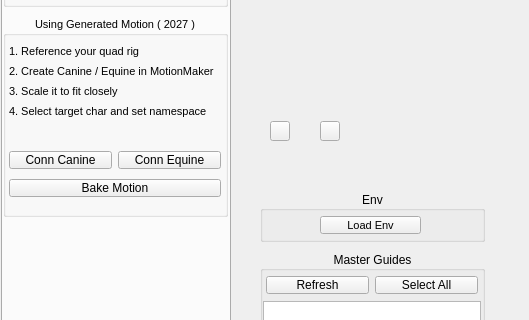
Before: the Qt Designer form nl_modules/nl_rigging_tools.ui in nickyliux/nl_rigging_tools, drawn with Qt 5; both pictures show x 0 to 529 and y 109 to 429 of the 529 by 901 pixel window.
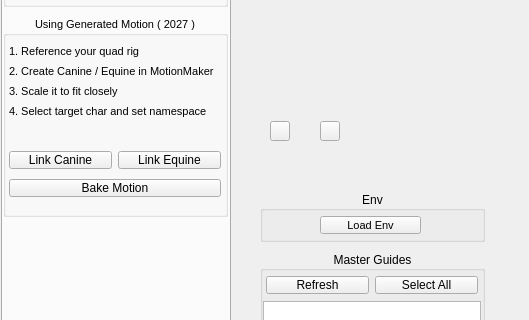
After: the same form once the commit is applied. The open tabs and pages were chosen to show the change.

The edit to the form file:
```diff
--- a/nl_modules/nl_rigging_tools.ui
+++ b/nl_modules/nl_rigging_tools.ui
@@ -3888,7 +3888,7 @@
           <enum>Qt::LeftToRight</enum>
          </property>
          <property name="text">
-          <string>Conn Canine</string>
+          <string>Link Canine</string>
          </property>
         </widget>
        </item>
@@ -3921,7 +3921,7 @@
           <enum>Qt::LeftToRight</enum>
          </property>
          <property name="text">
-          <string>Conn Equine</string>
+          <string>Link Equine</string>
          </property>
         </widget>
        </item>
```
